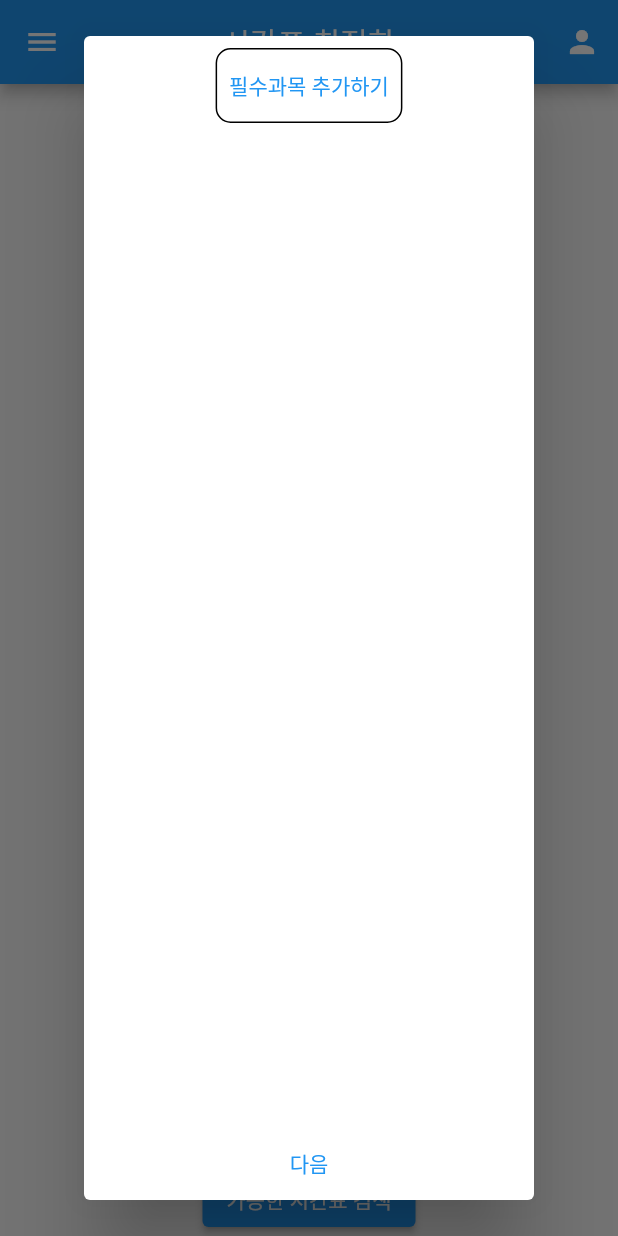
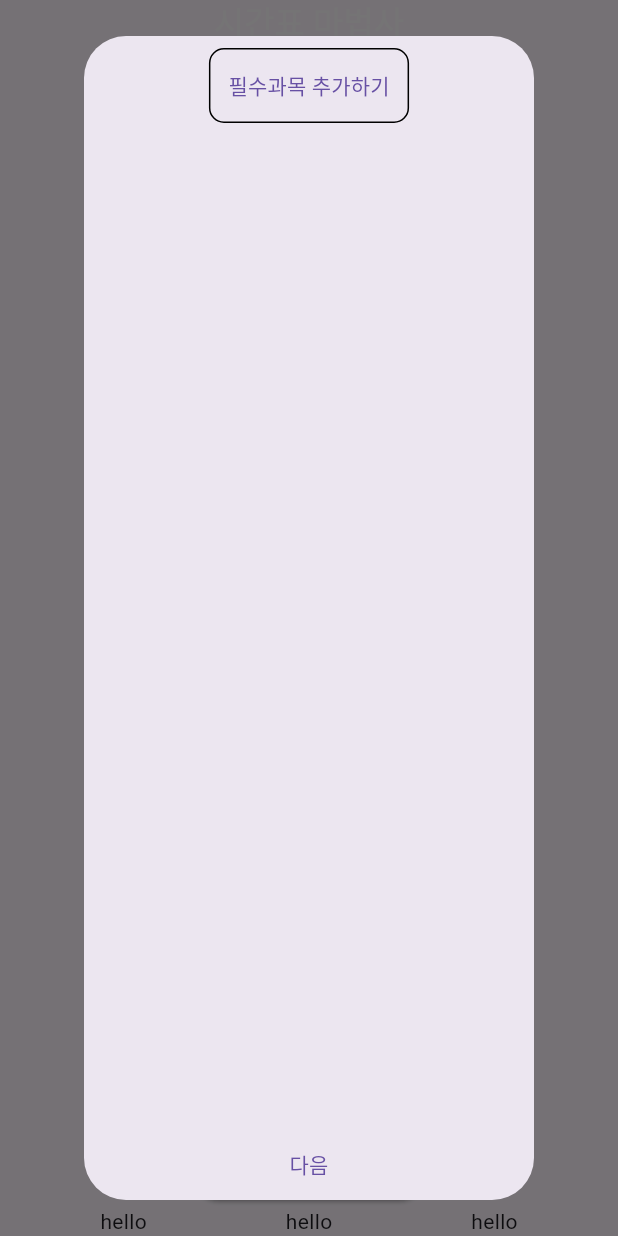
Before and after one commit to gihwan-dev/Scheduling_App, a Flutter app: the screen it shows after launch, after a tap on "가능한 시간표 검색", on a phone screen of 412 x 824 dp. Run offline on Flutter 3.47's test engine with Material 2 defaults, Android fonts, the phone set to English and light mode, and no system bars.

Commit message:
레이아웃 수정 중

```diff
--- a/optimizing_schedule/lib/component/shedule.dart
+++ b/optimizing_schedule/lib/component/shedule.dart
@@ -18,11 +18,15 @@ class Schedule extends StatefulWidget {
     required this.curScore,
     required this.curSubject,
     required this.cur_index,
+    required this.updateHomeFunction,
+    required this.resultCheck,
     super.key,
   });
   final List<Subject> curSubject;
   final int curScore;
   final int cur_index;
+  final Function updateHomeFunction;
+  final bool resultCheck;
   // List<scheduleDetail>? subjectList = [];
   @override
   State<Schedule> createState() => _ScheduleState();
--- a/optimizing_schedule/lib/main.dart
+++ b/optimizing_schedule/lib/main.dart
@@ -11,6 +11,14 @@ class MyApp extends StatelessWidget {
   @override
   Widget build(BuildContext context) {
     return MaterialApp(
+      theme: ThemeData(
+        useMaterial3: true,
+        textTheme: TextTheme(
+          titleLarge: TextStyle(
+            color: Colors.white70,
+          ),
+        ),
+      ),
       home: HomeScreen(),
     );
   }
--- a/optimizing_schedule/lib/screen/available_schedule.dart
+++ b/optimizing_schedule/lib/screen/available_schedule.dart
@@ -11,8 +11,9 @@ class ResultSubject {
 class Optimizing_Schedult extends StatefulWidget {
   const Optimizing_Schedult({
     super.key,
+    required this.homeUpdateFunction,
   });
-
+  final Function homeUpdateFunction;
   @override
   State<Optimizing_Schedult> createState() => _Optimizing_SchedultState();
 }
@@ -113,7 +114,7 @@ class _Optimizing_SchedultState extends State<Optimizing_Schedult> {
                           context: context,
                           builder: (BuildContext context) {
                             return ShowResult(
-                              resultSavedFunction: resultSavedFunction,
+                              updateHomeFuntion: widget.homeUpdateFunction,
                             );
                           },
                         );
--- a/optimizing_schedule/lib/screen/home_screen.dart
+++ b/optimizing_schedule/lib/screen/home_screen.dart
@@ -15,54 +15,101 @@ class HomeScreen extends StatefulWidget {
 
 class _HomeScreenState extends State<HomeScreen> {
   PageController pageController = new PageController();
+  bool updateHome = false;
   @override
   Widget build(BuildContext context) {
+    void updateHomeFunction() {
+      setState(() {
+        updateHome = !updateHome;
+        print("Home widget updated");
+      });
+    }
+
     return Scaffold(
+      backgroundColor: Theme.of(context).scaffoldBackgroundColor,
       drawer: myDrawer(),
-      appBar: AppBar(
-        centerTitle: true,
-        title: Text('시간표 최적화'),
-        actions: [
-          IconButton(
-            onPressed: () {},
-            icon: Icon(Icons.person),
-          ),
-        ],
-      ),
       body: Column(
         mainAxisAlignment: MainAxisAlignment.spaceAround,
         crossAxisAlignment: CrossAxisAlignment.center,
         children: [
+          Text(
+            '시간표 마법사',
+            style: Theme.of(context).textTheme.titleLarge,
+          ),
           Expanded(
             child: PageView(
               controller: pageController,
-              children: [
-                favoriteSubjects.length == 0
-                    ? Center(child: Text('저장된 시간표가 없습니다. 추가해주세요'))
-                    : Center(child: Text('favorites')),
-                ...List.generate(
-                  favoriteSubjects.length,
-                  (index) {
-                    return Schedule(
-                        curScore: favoriteSubjects[index].score,
-                        curSubject: favoriteSubjects[index].subjectList,
-                        cur_index: index);
-                  },
-                ),
-              ],
+              children: [...displaySchdule(updateHomeFunction)],
             ),
           ),
           ElevatedButton(
             onPressed: () {
               showDialog(
-                  context: context,
-                  builder: (BuildContext context) => Optimizing_Schedult());
+                context: context,
+                builder: (BuildContext context) =>
+                    Optimizing_Schedult(homeUpdateFunction: updateHomeFunction),
+              );
             },
             child: Text('가능한 시간표 검색'),
           ),
+          Align(
+              alignment: Alignment.bottomCenter, child: bottomNavigationBar()),
         ],
       ),
     );
+  }
+
+  Row bottomNavigationBar() {
+    return Row(
+      children: [
+        Expanded(
+          flex: 2,
+          child: Container(
+            decoration: BoxDecoration(
+                borderRadius: BorderRadius.only(topLeft: Radius.circular(20)),
+                color: Theme.of(context).bottomSheetTheme.backgroundColor),
+            child: Center(child: Text('hello')),
+          ),
+        ),
+        Expanded(
+          flex: 1,
+          child: Container(
+            child: Center(child: Text('hello')),
+          ),
+        ),
+        Expanded(
+          flex: 2,
+          child: Center(
+            child: Container(
+              child: Text('hello'),
+            ),
+          ),
+        ),
+      ],
+    );
+  }
+
+  List displaySchdule(Function updateHomeFunction) {
+    if (favoriteSubjects.length == 0) {
+      return [
+        Center(
+          child: Text('저장된 시간표가 없습니다. 추가해주세요.'),
+        )
+      ];
+    } else {
+      return List.generate(
+        favoriteSubjects.length,
+        (index) {
+          return Schedule(
+            curScore: favoriteSubjects[index].score,
+            curSubject: favoriteSubjects[index].subjectList,
+            cur_index: index,
+            updateHomeFunction: updateHomeFunction,
+            resultCheck: false,
+          );
+        },
+      );
+    }
   }
 
   Drawer myDrawer() {
```
Also changed, not shown: optimizing_schedule/lib/component/show_result.dart (+13 -3 lines).
